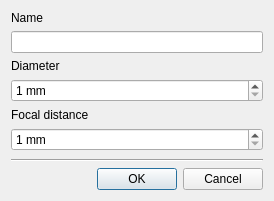
Old version of the form cteleeditdlg.ui in the repository PavelMr/skytechx.
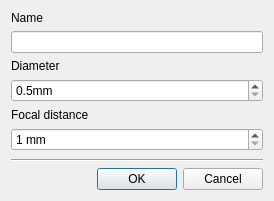
New version of the form.

The edit to the form file:
```diff
--- a/cteleeditdlg.ui
+++ b/cteleeditdlg.ui
@@ -34,15 +34,18 @@
       </widget>
      </item>
      <item>
-      <widget class="QSpinBox" name="spinBox">
+      <widget class="QDoubleSpinBox" name="doubleSpinBox">
        <property name="suffix">
-        <string> mm</string>
+        <string>mm</string>
        </property>
-       <property name="minimum">
+       <property name="decimals">
         <number>1</number>
        </property>
+       <property name="minimum">
+        <double>0.500000000000000</double>
+       </property>
        <property name="maximum">
-        <number>1000000</number>
+        <double>1000.000000000000000</double>
        </property>
       </widget>
      </item>
```
